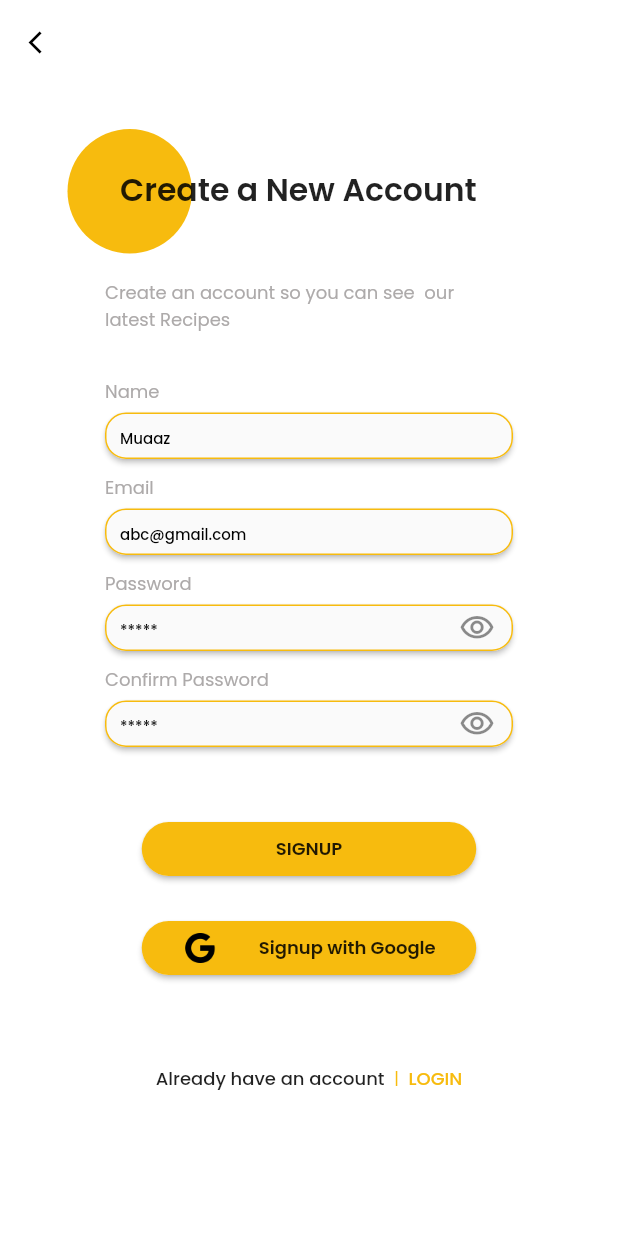
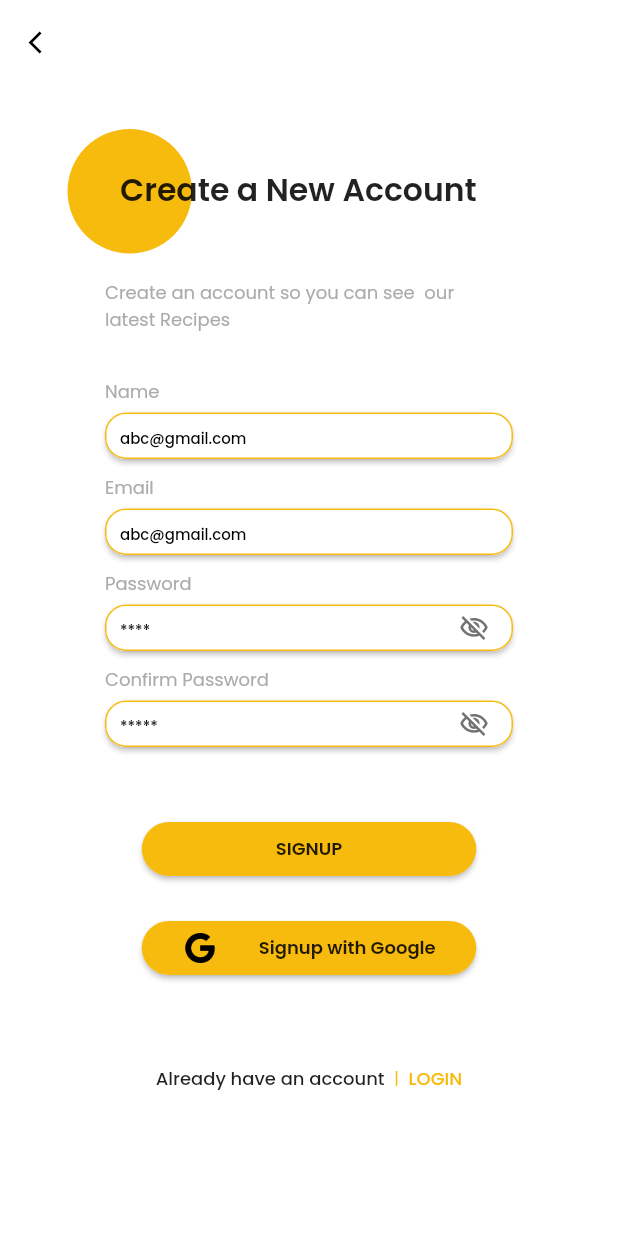
Before and after one commit to MuaazShafi/speedcode_streetfood, a Flutter app: the SignupScreen screen opened directly, on a phone screen of 412 x 824 dp. Run offline on Flutter 3.47's test engine with Material 2 defaults, Android fonts, the phone set to English and light mode, and no system bars.

Commit message:
textfield commit

```diff
--- /dev/null
+++ b/lib/myWidgets/textField.dart
@@ -0,0 +1,92 @@
+import 'package:flutter/material.dart';
+
+class MyTextField extends StatefulWidget {
+  final String hintText;
+  final bool obscureText;
+  final bool showSuffixIcon;
+  final TextInputType? keyboardType;
+
+  const MyTextField({
+    Key? key,
+    required this.hintText,
+    this.obscureText = false,
+    this.showSuffixIcon = false,
+    this.keyboardType,
+  }) : super(key: key);
+
+  @override
+  _MyTextFieldState createState() => _MyTextFieldState();
+}
+
+class _MyTextFieldState extends State<MyTextField> {
+  late bool _obscured;
+
+  @override
+  void initState() {
+    super.initState();
+    _obscured = widget.obscureText;
+  }
+
+  void _toggleObscured() {
+    setState(() {
+      _obscured = !_obscured;
+    });
+  }
+
+  @override
+  Widget build(BuildContext context) {
+    return TextField(
+      keyboardType: widget.keyboardType,
+      obscureText: _obscured,
+      decoration: InputDecoration(
+        floatingLabelBehavior: FloatingLabelBehavior.never,
+        //Hides label on focus or if filled
+        hintText: widget.hintText,
+        hintStyle: TextStyle(
+          color: Color(0xff000000),
+          fontSize: 10,
+          fontFamily: "PoppinsMedium",
+        ),
+        filled: true,
+        // Needed for adding a fill color
+        fillColor: Color(0xffffffff),
+        isDense: false,
+        // Reduces height a bit
+        contentPadding: EdgeInsets.only(top: 10, left: 10),
+        border: OutlineInputBorder(
+          borderRadius: BorderRadius.circular(14),
+          borderSide: BorderSide(
+            color: Color(0xffF7BB0E),
+          ),
+        ),
+        focusedBorder: OutlineInputBorder(
+          borderRadius: BorderRadius.circular(14),
+          borderSide: BorderSide(
+            color: Color(0xffF7BB0E),
+          ),
+        ),
+        enabledBorder: OutlineInputBorder(
+          borderRadius: BorderRadius.circular(14),
+          borderSide: BorderSide(
+            color: Color(0xffF7BB0E),
+          ),
+        ),
+        suffixIcon: widget.showSuffixIcon
+            ? Padding(
+                padding: const EdgeInsets.fromLTRB(0, 0, 4, 0),
+                child: GestureDetector(
+                  onTap: _toggleObscured,
+                  child: Icon(
+                    _obscured
+                        ? Icons.visibility_outlined
+                        : Icons.visibility_off_outlined,
+                    color: Color(0xff727272),
+                    size: 20,
+                  ),
+                ),
+              )
+            : null,
+      ),
+    );
+  }
+}
--- a/lib/screen_forgotPassword.dart
+++ b/lib/screen_forgotPassword.dart
@@ -1,6 +1,4 @@
 import 'package:flutter/material.dart';
-import 'package:speedcode_streetfood/widgets/myTextField.dart';
-
 class ForgotScreen extends StatelessWidget {
   const ForgotScreen({Key? key}) : super(key: key);
 
--- a/lib/screen_login.dart
+++ b/lib/screen_login.dart
@@ -1,7 +1,6 @@
 import 'package:flutter/material.dart';
 import 'package:speedcode_streetfood/screen_forgotPassword.dart';
 import 'package:speedcode_streetfood/screen_signup.dart';
-import 'package:speedcode_streetfood/widgets/myTextField.dart';
 
 class LoginScreen extends StatelessWidget {
   const LoginScreen({Key? key}) : super(key: key);
--- a/lib/screen_signup.dart
+++ b/lib/screen_signup.dart
@@ -1,12 +1,15 @@
 import 'package:flutter/material.dart';
 import 'package:speedcode_streetfood/screen_login.dart';
-import 'package:speedcode_streetfood/widgets/myTextField.dart';
+
+import 'myWidgets/textField.dart';
 
 class SignupScreen extends StatelessWidget {
-  const SignupScreen({Key? key}) : super(key: key);
+  SignupScreen({Key? key}) : super(key: key);
 
   @override
   Widget build(BuildContext context) {
+    bool obscureText = true;
+
     return SafeArea(
       child: Scaffold(
         backgroundColor: Color(0xffffffff),
@@ -94,35 +97,8 @@ class SignupScreen extends StatelessWidget {
                       child: Material(
                         elevation: 1.5,
                         borderRadius: BorderRadius.circular(14),
-                        child: TextFormField(
-                          obscureText: false,
-                          decoration: InputDecoration(
-                            hintText: "Muaaz",
-                            hintStyle: TextStyle(
-                              color: Color(0xff000000),
-                              fontSize: 10,
-                              fontFamily: "PoppinsMedium",
-                            ),
-                            contentPadding: EdgeInsets.only(top: 10, left: 10),
-                            border: OutlineInputBorder(
-                              borderRadius: BorderRadius.circular(14),
-                              borderSide: BorderSide(
-                                color: Color(0xffF7BB0E),
-                              ),
-                            ),
-                            focusedBorder: OutlineInputBorder(
-                              borderRadius: BorderRadius.circular(14),
-                              borderSide: BorderSide(
-                                color: Color(0xffF7BB0E),
-                              ),
-                            ),
-                            enabledBorder: OutlineInputBorder(
-                              borderRadius: BorderRadius.circular(14),
-                              borderSide: BorderSide(
-                                color: Color(0xffF7BB0E),
-                              ),
-                            ),
-                          ),
+                        child: MyTextField(
+                          hintText: "abc@gmail.com",
                         ),
                       ),
                     ),
@@ -148,35 +124,8 @@ class SignupScreen extends StatelessWidget {
                       child: Material(
                         elevation: 1.5,
                         borderRadius: BorderRadius.circular(14),
-                        child: TextFormField(
-                          obscureText: false,
-                          decoration: InputDecoration(
-                            hintText: "abc@gmail.com",
-                            hintStyle: TextStyle(
-                              color: Color(0xff000000),
-                              fontSize: 10,
-                              fontFamily: "PoppinsMedium",
-                            ),
-                            contentPadding: EdgeInsets.only(top: 10, left: 10),
-                            border: OutlineInputBorder(
-                              borderRadius: BorderRadius.circular(14),
-                              borderSide: BorderSide(
-                                color: Color(0xffF7BB0E),
-                              ),
-                            ),
-                            focusedBorder: OutlineInputBorder(
-                              borderRadius: BorderRadius.circular(14),
-                              borderSide: BorderSide(
-                                color: Color(0xffF7BB0E),
-                              ),
-                            ),
-                            enabledBorder: OutlineInputBorder(
-                              borderRadius: BorderRadius.circular(14),
-                              borderSide: BorderSide(
-                                color: Color(0xffF7BB0E),
-                              ),
-                            ),
-                          ),
+                        child: MyTextField(
+                          hintText: 'abc@gmail.com',
                         ),
                       ),
                     ),
@@ -202,36 +151,9 @@ class SignupScreen extends StatelessWidget {
                       child: Material(
                         elevation: 1.5,
                         borderRadius: BorderRadius.circular(14),
-                        child: TextFormField(
-                          obscureText: true,
-                          decoration: InputDecoration(
-                            hintText: "*****",
-                            suffixIcon: Icon(Icons.visibility_outlined),
-                            hintStyle: TextStyle(
-                              color: Color(0xff000000),
-                              fontSize: 10,
-                              fontFamily: "PoppinsMedium",
-                            ),
-                            contentPadding: EdgeInsets.only(top: 10, left: 10),
-                            border: OutlineInputBorder(
-                              borderRadius: BorderRadius.circular(14),
-                              borderSide: BorderSide(
-                                color: Color(0xffF7BB0E),
-                              ),
-                            ),
-                            focusedBorder: OutlineInputBorder(
-                              borderRadius: BorderRadius.circular(14),
-                              borderSide: BorderSide(
-                                color: Color(0xffF7BB0E),
-                              ),
-                            ),
-                            enabledBorder: OutlineInputBorder(
-                              borderRadius: BorderRadius.circular(14),
-                              borderSide: BorderSide(
-                                color: Color(0xffF7BB0E),
-                              ),
-                            ),
-                          ),
+                        child: MyTextField(
+                          hintText: "****",
+                          showSuffixIcon: true,
                         ),
                       ),
                     ),
@@ -257,36 +179,9 @@ class SignupScreen extends StatelessWidget {
                       child: Material(
                         elevation: 1.5,
                         borderRadius: BorderRadius.circular(14),
-                        child: TextFormField(
-                          obscureText: true,
-                          decoration: InputDecoration(
-                            hintText: "*****",
-                            suffixIcon: Icon(Icons.visibility_outlined),
-                            hintStyle: TextStyle(
-                              color: Color(0xff000000),
-                              fontSize: 10,
-                              fontFamily: "PoppinsMedium",
-                            ),
-                            contentPadding: EdgeInsets.only(top: 10, left: 10),
-                            border: OutlineInputBorder(
-                              borderRadius: BorderRadius.circular(14),
-                              borderSide: BorderSide(
-                                color: Color(0xffF7BB0E),
-                              ),
-                            ),
-                            focusedBorder: OutlineInputBorder(
-                              borderRadius: BorderRadius.circular(14),
-                              borderSide: BorderSide(
-                                color: Color(0xffF7BB0E),
-                              ),
-                            ),
-                            enabledBorder: OutlineInputBorder(
-                              borderRadius: BorderRadius.circular(14),
-                              borderSide: BorderSide(
-                                color: Color(0xffF7BB0E),
-                              ),
-                            ),
-                          ),
+                        child: MyTextField(
+                          hintText: "*****",
+                          showSuffixIcon: true,
                         ),
                       ),
                     ),
```
